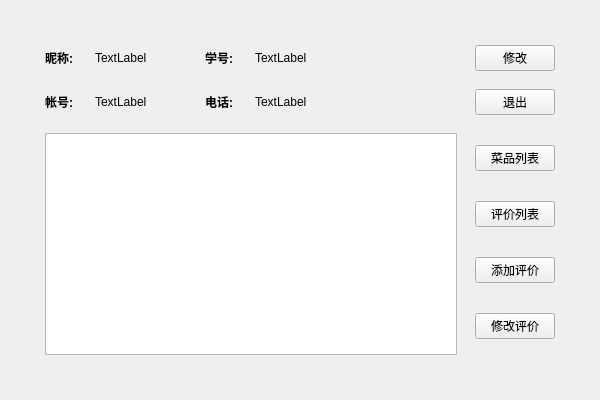
Old version of the form ui/home.ui in the repository fanenr/cxx-DS-client.
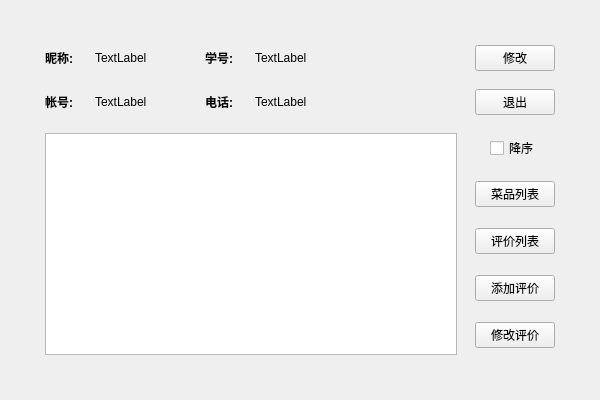
New version of the form.

Commit message: add list sort

The edit to the form file:
```diff
--- a/ui/home.ui
+++ b/ui/home.ui
@@ -196,6 +196,23 @@
         </item>
         <item>
          <layout class="QVBoxLayout" name="vlay4">
+          <item>
+           <layout class="QHBoxLayout" name="haly3">
+            <item>
+             <widget class="QCheckBox" name="sort">
+              <property name="sizePolicy">
+               <sizepolicy hsizetype="Fixed" vsizetype="Fixed">
+                <horstretch>0</horstretch>
+                <verstretch>0</verstretch>
+               </sizepolicy>
+              </property>
+              <property name="text">
+               <string>降序</string>
+              </property>
+             </widget>
+            </item>
+           </layout>
+          </item>
           <item>
            <widget class="QPushButton" name="pbtn3">
             <property name="sizePolicy">
```
The commit also changes 2 other files.
